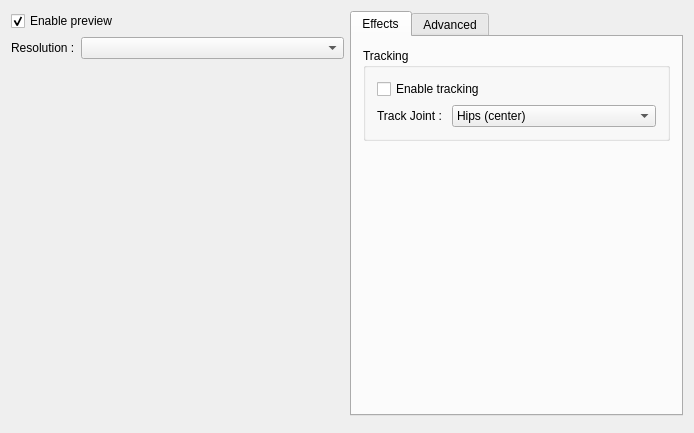
Old version of the form src/ui/mainwindow.ui in the repository JohanSmet/kinect_webcam.
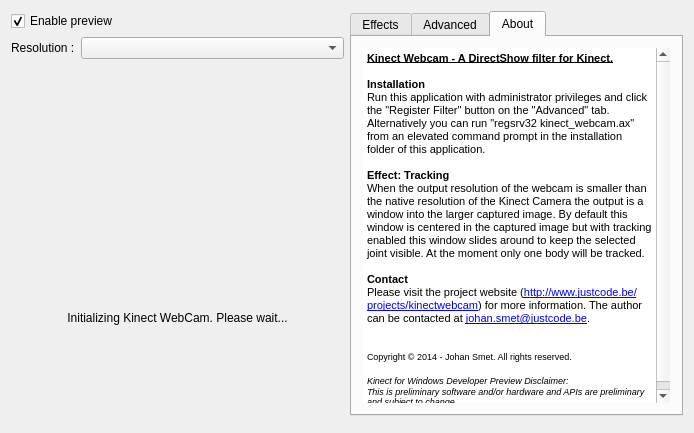
New version of the form. The open tabs and pages were chosen to show the change.

Commit message: UI tweaks (error message + about tab page)

Patch:
```diff
--- a/src/ui/mainwindow.ui
+++ b/src/ui/mainwindow.ui
@@ -259,6 +259,60 @@
         </item>
        </layout>
       </widget>
+      <widget class="QWidget" name="tabAbout">
+       <attribute name="title">
+        <string>About</string>
+       </attribute>
+       <layout class="QHBoxLayout" name="horizontalLayout_3">
+        <item>
+         <widget class="QTextBrowser" name="textBrowser">
+          <property name="enabled">
+           <bool>true</bool>
+          </property>
+          <property name="sizePolicy">
+           <sizepolicy hsizetype="Minimum" vsizetype="Expanding">
+            <horstretch>0</horstretch>
+            <verstretch>0</verstretch>
+           </sizepolicy>
+          </property>
+          <property name="autoFillBackground">
+           <bool>true</bool>
+          </property>
+          <property name="frameShape">
+           <enum>QFrame::NoFrame</enum>
+          </property>
+          <property name="html">
+           <string>&lt;!DOCTYPE HTML PUBLIC &quot;-//W3C//DTD HTML 4.0//EN&quot; &quot;http://www.w3.org/TR/REC-html40/strict.dtd&quot;&gt;
+&lt;html&gt;&lt;head&gt;&lt;meta name=&quot;qrichtext&quot; content=&quot;1&quot; /&gt;&lt;style type=&quot;text/css&quot;&gt;
+p, li { white-space: pre-wrap; }
+&lt;/style&gt;&lt;/head&gt;&lt;body style=&quot; font-family:'MS Shell Dlg 2'; font-size:8.25pt; font-weight:400; font-style:normal;&quot;&gt;
+&lt;p style=&quot; margin-top:0px; margin-bottom:0px; margin-left:0px; margin-right:0px; -qt-block-indent:0; text-indent:0px;&quot;&gt;&lt;span style=&quot; font-weight:600; text-decoration: underline;&quot;&gt;Kinect Webcam - A DirectShow filter for Kinect.&lt;/span&gt;&lt;/p&gt;
+&lt;p style=&quot;-qt-paragraph-type:empty; margin-top:0px; margin-bottom:0px; margin-left:0px; margin-right:0px; -qt-block-indent:0; text-indent:0px;&quot;&gt;&lt;br /&gt;&lt;/p&gt;
+&lt;p style=&quot; margin-top:0px; margin-bottom:0px; margin-left:0px; margin-right:0px; -qt-block-indent:0; text-indent:0px;&quot;&gt;&lt;span style=&quot; font-weight:600;&quot;&gt;Installation&lt;/span&gt;&lt;/p&gt;
+&lt;p style=&quot; margin-top:0px; margin-bottom:0px; margin-left:0px; margin-right:0px; -qt-block-indent:0; text-indent:0px;&quot;&gt;Run this application with administrator privileges and click the &amp;quot;Register Filter&amp;quot; button on the &amp;quot;Advanced&amp;quot; tab. Alternatively you can run &amp;quot;regsrv32 kinect_webcam.ax&amp;quot;  from an elevated command prompt in the installation folder of this application.&lt;/p&gt;
+&lt;p style=&quot;-qt-paragraph-type:empty; margin-top:0px; margin-bottom:0px; margin-left:0px; margin-right:0px; -qt-block-indent:0; text-indent:0px;&quot;&gt;&lt;br /&gt;&lt;/p&gt;
+&lt;p style=&quot; margin-top:0px; margin-bottom:0px; margin-left:0px; margin-right:0px; -qt-block-indent:0; text-indent:0px;&quot;&gt;&lt;span style=&quot; font-weight:600;&quot;&gt;Effect: Tracking&lt;/span&gt;&lt;/p&gt;
+&lt;p style=&quot; margin-top:0px; margin-bottom:0px; margin-left:0px; margin-right:0px; -qt-block-indent:0; text-indent:0px;&quot;&gt;When the output resolution of the webcam is smaller than the native resolution of the Kinect Camera the output is a window into the larger captured image. By default this window is centered in the captured image but with tracking enabled this window slides around to keep the selected joint visible. At the moment only one body will be tracked.&lt;/p&gt;
+&lt;p style=&quot;-qt-paragraph-type:empty; margin-top:0px; margin-bottom:0px; margin-left:0px; margin-right:0px; -qt-block-indent:0; text-indent:0px;&quot;&gt;&lt;br /&gt;&lt;/p&gt;
+&lt;p style=&quot; margin-top:0px; margin-bottom:0px; margin-left:0px; margin-right:0px; -qt-block-indent:0; text-indent:0px;&quot;&gt;&lt;span style=&quot; font-weight:600;&quot;&gt;Contact&lt;/span&gt;&lt;/p&gt;
+&lt;p style=&quot; margin-top:0px; margin-bottom:0px; margin-left:0px; margin-right:0px; -qt-block-indent:0; text-indent:0px;&quot;&gt;Please visit the project website (&lt;a href=&quot;http://www.justcode.be/projects/kinectwebcam&quot;&gt;&lt;span style=&quot; font-size:8pt; text-decoration: underline; color:#0000ff;&quot;&gt;http://www.justcode.be/projects/kinectwebcam&lt;/span&gt;&lt;/a&gt;) for more information. The author can be contacted at &lt;a href=&quot;mailto:johan.smet@justcode.be&quot;&gt;&lt;span style=&quot; font-size:8pt; text-decoration: underline; color:#0000ff;&quot;&gt;johan.smet@justcode.be&lt;/span&gt;&lt;/a&gt;.&lt;/p&gt;
+&lt;p style=&quot;-qt-paragraph-type:empty; margin-top:0px; margin-bottom:0px; margin-left:0px; margin-right:0px; -qt-block-indent:0; text-indent:0px;&quot;&gt;&lt;br /&gt;&lt;/p&gt;
+&lt;p style=&quot;-qt-paragraph-type:empty; margin-top:0px; margin-bottom:0px; margin-left:0px; margin-right:0px; -qt-block-indent:0; text-indent:0px;&quot;&gt;&lt;br /&gt;&lt;/p&gt;
+&lt;p style=&quot; margin-top:0px; margin-bottom:0px; margin-left:0px; margin-right:0px; -qt-block-indent:0; text-indent:0px;&quot;&gt;&lt;span style=&quot; font-size:7pt;&quot;&gt;Copyright © 2014 - Johan Smet. All rights reserved.&lt;/span&gt;&lt;/p&gt;
+&lt;p style=&quot;-qt-paragraph-type:empty; margin-top:0px; margin-bottom:0px; margin-left:0px; margin-right:0px; -qt-block-indent:0; text-indent:0px;&quot;&gt;&lt;br /&gt;&lt;/p&gt;
+&lt;p style=&quot; margin-top:0px; margin-bottom:0px; margin-left:0px; margin-right:0px; -qt-block-indent:0; text-indent:0px;&quot;&gt;&lt;span style=&quot; font-size:7pt; font-style:italic;&quot;&gt;Kinect for Windows Developer Preview Disclaimer:&lt;/span&gt;&lt;/p&gt;
+&lt;p style=&quot; margin-top:0px; margin-bottom:0px; margin-left:0px; margin-right:0px; -qt-block-indent:0; text-indent:0px;&quot;&gt;&lt;span style=&quot; font-size:7pt; font-style:italic;&quot;&gt;This is preliminary software and/or hardware and APIs are preliminary and subject to change.&lt;/span&gt;&lt;/p&gt;&lt;/body&gt;&lt;/html&gt;</string>
+          </property>
+          <property name="openExternalLinks">
+           <bool>true</bool>
+          </property>
+          <property name="openLinks">
+           <bool>true</bool>
+          </property>
+         </widget>
+        </item>
+       </layout>
+      </widget>
      </widget>
     </item>
     <item row="0" column="0" rowspan="2">
@@ -325,6 +379,22 @@
         </property>
        </widget>
       </item>
+      <item>
+       <widget class="QLabel" name="lblKinectMsg">
+        <property name="sizePolicy">
+         <sizepolicy hsizetype="MinimumExpanding" vsizetype="Preferred">
+          <horstretch>0</horstretch>
+          <verstretch>0</verstretch>
+         </sizepolicy>
+        </property>
+        <property name="text">
+         <string>Initializing Kinect WebCam. Please wait...</string>
+        </property>
+        <property name="alignment">
+         <set>Qt::AlignCenter</set>
+        </property>
+       </widget>
+      </item>
       <item>
        <spacer name="verticalSpacer_3">
         <property name="orientation">
```
The commit also changes 1 other file.
